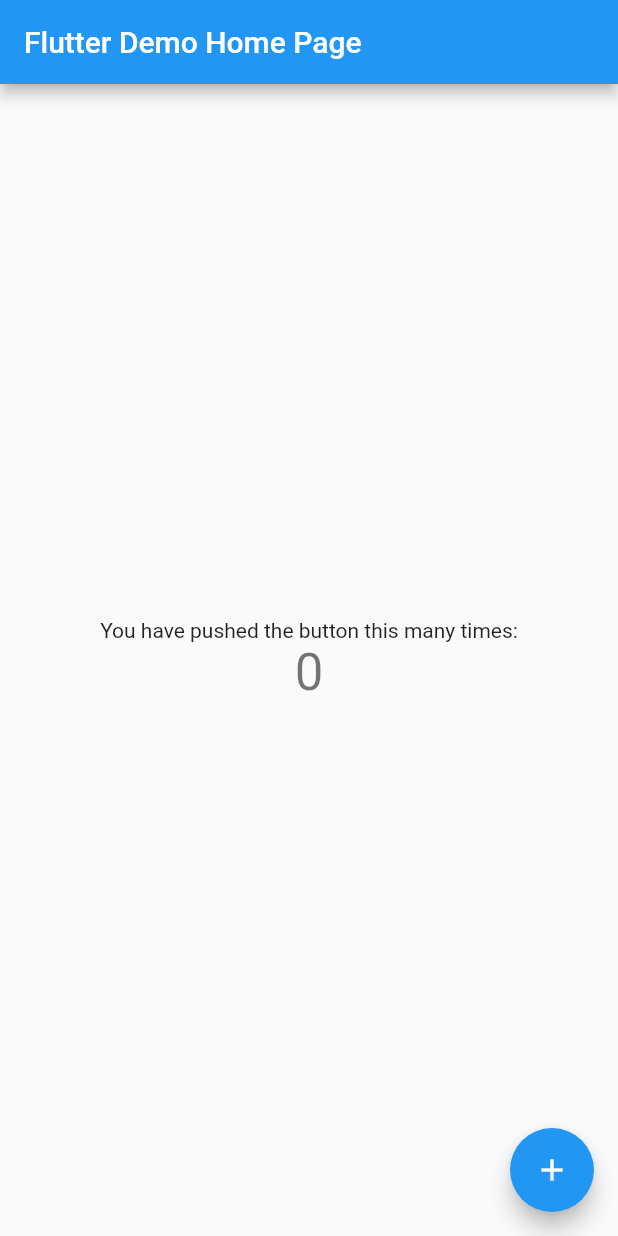
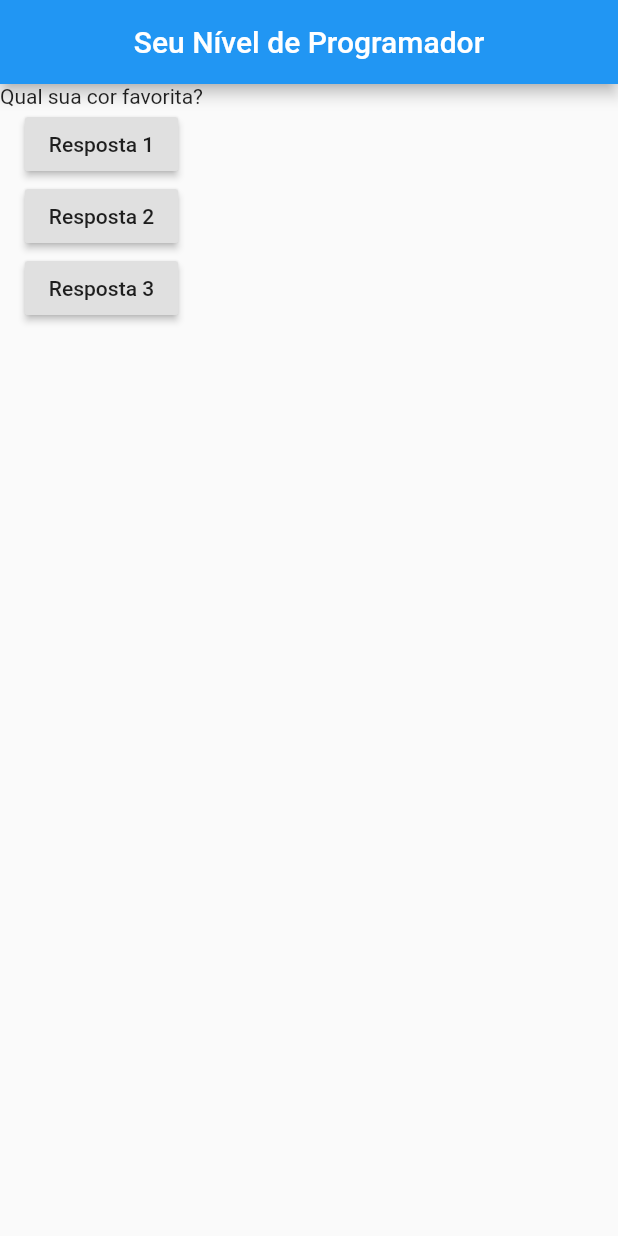
Before and after one commit to BrendowLincoln/seu_nivel_progamador, a Flutter app: the screen it shows after launch, on a phone screen of 412 x 824 dp. Run offline on Flutter 3.47's test engine with Material 2 defaults, Android fonts, the phone set to English and light mode, and no system bars.

Commit message:
Trabalhando com o widget stateless dentro da aplicação

```diff
--- a/lib/main.dart
+++ b/lib/main.dart
@@ -1,117 +1,61 @@
   import 'package:flutter/material.dart';
 
-void main() {
-  runApp(MyApp());
+main() {
+  runApp(SeuNivelProgramador());
+
 }
 
-class MyApp extends StatelessWidget {
-  // This widget is the root of your application.
-  @override
+  class SeuNivelProgramador extends StatelessWidget {
+
+  var perguntaSelecionada = 0;
+
+
+    void responder() {
+      if(perguntaSelecionada == 1) {
+        perguntaSelecionada--;
+      } else if(perguntaSelecionada == 0) {
+        perguntaSelecionada++;
+      }
+      print(perguntaSelecionada);
+      print('Pergunta respondida!');
+    }
+
+    void Function() perguntaRespondida2() {
+      print('Pergunta respondia #2');
+    }
+
     Widget build(BuildContext context) {
+
+      final List<String> perguntas = [
+        'Qual sua cor favorita?',
+        'Qual seu animal favorito?'
+      ];
+
       return MaterialApp(
-      title: 'Flutter Demo',
-      theme: ThemeData(
-        // This is the theme of your application.
-        //
-        // Try running your application with "flutter run". You'll see the
-        // application has a blue toolbar. Then, without quitting the app, try
-        // changing the primarySwatch below to Colors.green and then invoke
-        // "hot reload" (press "r" in the console where you ran "flutter run",
-        // or simply save your changes to "hot reload" in a Flutter IDE).
-        // Notice that the counter didn't reset back to zero; the application
-        // is not restarted.
-        primarySwatch: Colors.blue,
-        // This makes the visual density adapt to the platform that you run
-        // the app on. For desktop platforms, the controls will be smaller and
-        // closer together (more dense) than on mobile platforms.
-        visualDensity: VisualDensity.adaptivePlatformDensity,
+        debugShowCheckedModeBanner: false,
+        home: Scaffold(
+          appBar: AppBar(
+            centerTitle: true,
+            title: Text('Seu Nível de Programador'),
           ),
-      home: MyHomePage(title: 'Flutter Demo Home Page'),
+            body: Column(
+              children: [
+                Text(perguntas[perguntaSelecionada]),
+                RaisedButton(
+                    child: Text('Resposta 1'),
+                    onPressed: responder,
+                ),
+                RaisedButton(
+                    child: Text('Resposta 2'),
+                    onPressed: responder,
+                ),
+                RaisedButton(
+                    child: Text('Resposta 3'),
+                    onPressed: responder,
+                )
+              ],
+            )
+        ),
       );
     }
   }
-
-class MyHomePage extends StatefulWidget {
-  MyHomePage({Key key, this.title}) : super(key: key);
-
-  // This widget is the home page of your application. It is stateful, meaning
-  // that it has a State object (defined below) that contains fields that affect
-  // how it looks.
-
-  // This class is the configuration for the state. It holds the values (in this
-  // case the title) provided by the parent (in this case the App widget) and
-  // used by the build method of the State. Fields in a Widget subclass are
-  // always marked "final".
-
-  final String title;
-
-  @override
-  _MyHomePageState createState() => _MyHomePageState();
-}
-
-class _MyHomePageState extends State<MyHomePage> {
-  int _counter = 0;
-
-  void _incrementCounter() {
-    setState(() {
-      // This call to setState tells the Flutter framework that something has
-      // changed in this State, which causes it to rerun the build method below
-      // so that the display can reflect the updated values. If we changed
-      // _counter without calling setState(), then the build method would not be
-      // called again, and so nothing would appear to happen.
-      _counter++;
-    });
-  }
-
-  @override
-  Widget build(BuildContext context) {
-    // This method is rerun every time setState is called, for instance as done
-    // by the _incrementCounter method above.
-    //
-    // The Flutter framework has been optimized to make rerunning build methods
-    // fast, so that you can just rebuild anything that needs updating rather
-    // than having to individually change instances of widgets.
-    return Scaffold(
-      appBar: AppBar(
-        // Here we take the value from the MyHomePage object that was created by
-        // the App.build method, and use it to set our appbar title.
-        title: Text(widget.title),
-      ),
-      body: Center(
-        // Center is a layout widget. It takes a single child and positions it
-        // in the middle of the parent.
-        child: Column(
-          // Column is also a layout widget. It takes a list of children and
-          // arranges them vertically. By default, it sizes itself to fit its
-          // children horizontally, and tries to be as tall as its parent.
-          //
-          // Invoke "debug painting" (press "p" in the console, choose the
-          // "Toggle Debug Paint" action from the Flutter Inspector in Android
-          // Studio, or the "Toggle Debug Paint" command in Visual Studio Code)
-          // to see the wireframe for each widget.
-          //
-          // Column has various properties to control how it sizes itself and
-          // how it positions its children. Here we use mainAxisAlignment to
-          // center the children vertically; the main axis here is the vertical
-          // axis because Columns are vertical (the cross axis would be
-          // horizontal).
-          mainAxisAlignment: MainAxisAlignment.center,
-          children: <Widget>[
-            Text(
-              'You have pushed the button this many times:',
-            ),
-            Text(
-              '$_counter',
-              style: Theme.of(context).textTheme.headline4,
-            ),
-          ],
-        ),
-      ),
-      floatingActionButton: FloatingActionButton(
-        onPressed: _incrementCounter,
-        tooltip: 'Increment',
-        child: Icon(Icons.add),
-      ), // This trailing comma makes auto-formatting nicer for build methods.
-    );
-  }
-}
```
Also changed, not shown: 2 other files. Lines whose indentation alone changed are shown as unchanged.
